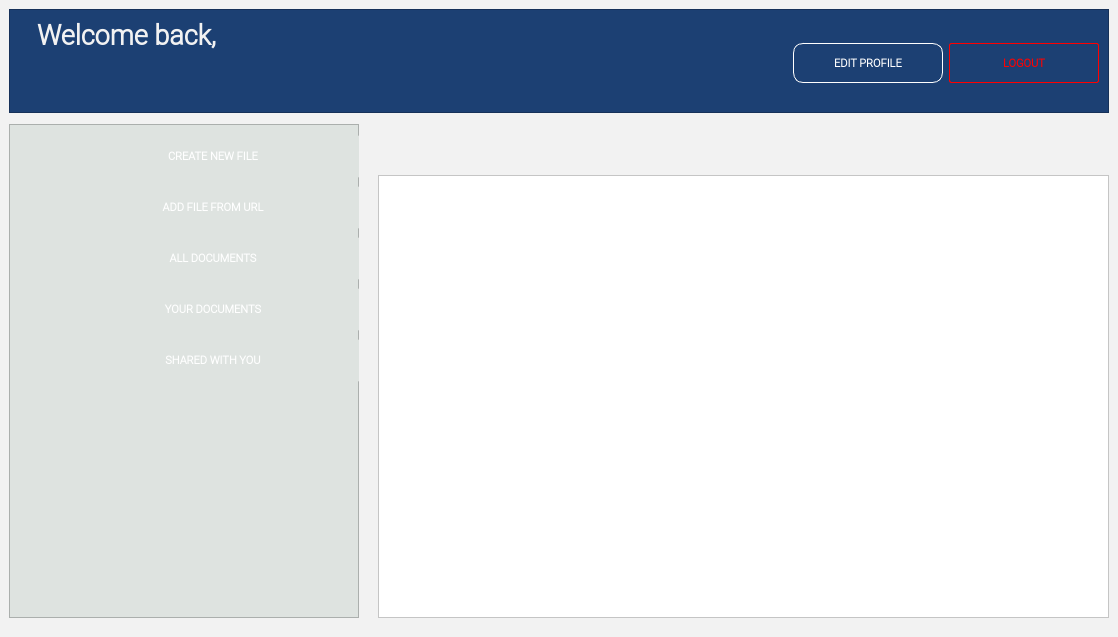
Qt form src/client/loginTextEditor.ui (franco-ruggeri/write-together) before a commit.
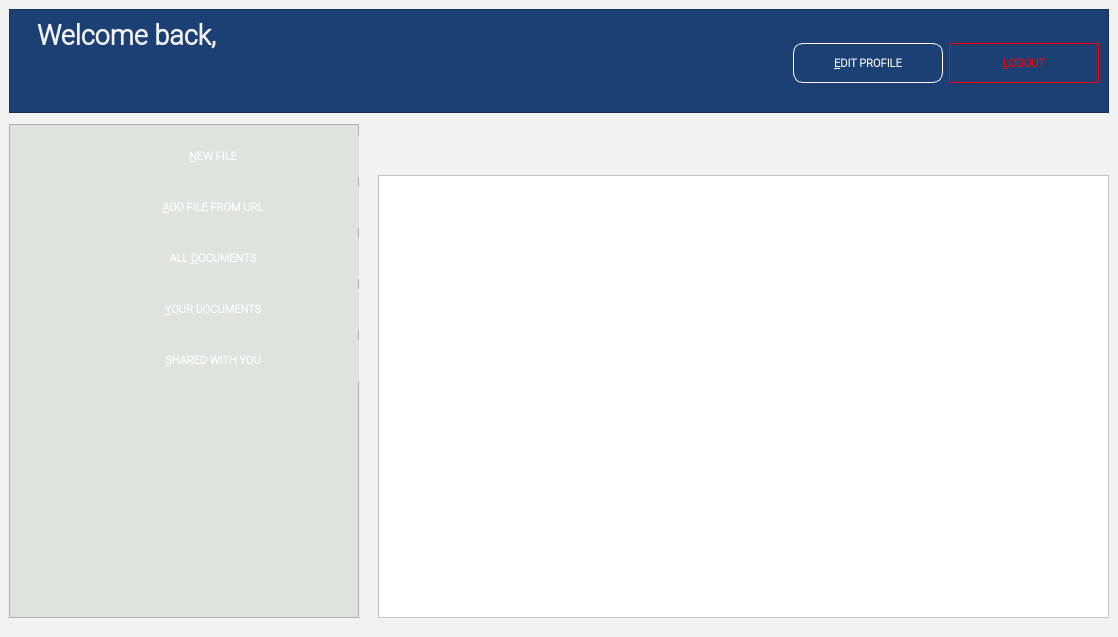
The same form after that commit. The open tabs and pages were chosen to show the change. Icons and pictures are not drawn.

Commit message: update profile while editing and minor changes

What changed in the file:
```diff
--- a/src/client/loginTextEditor.ui
+++ b/src/client/loginTextEditor.ui
@@ -223,7 +223,7 @@
 </string>
              </property>
              <property name="text">
-              <string>EDIT PROFILE</string>
+              <string>&amp;EDIT PROFILE</string>
              </property>
             </widget>
            </item>
@@ -261,7 +261,7 @@
 </string>
              </property>
              <property name="text">
-              <string>LOGOUT</string>
+              <string>&amp;LOGOUT</string>
              </property>
             </widget>
            </item>
@@ -390,7 +390,7 @@
               <string notr="true"/>
              </property>
              <property name="text">
-              <string>CREATE NEW FILE</string>
+              <string>&amp;NEW FILE</string>
              </property>
             </widget>
            </item>
@@ -456,7 +456,7 @@
               <string notr="true"/>
              </property>
              <property name="text">
-              <string>ADD FILE FROM URL</string>
+              <string>&amp;ADD FILE FROM URL</string>
              </property>
             </widget>
            </item>
@@ -522,7 +522,7 @@
               <string notr="true"/>
              </property>
              <property name="text">
-              <string>ALL DOCUMENTS</string>
+              <string>ALL &amp;DOCUMENTS</string>
              </property>
             </widget>
            </item>
@@ -588,7 +588,7 @@
               <string notr="true"/>
              </property>
              <property name="text">
-              <string>YOUR DOCUMENTS</string>
+              <string>&amp;YOUR DOCUMENTS</string>
              </property>
             </widget>
            </item>
@@ -654,7 +654,7 @@
               <string notr="true"/>
              </property>
              <property name="text">
-              <string>SHARED WITH YOU</string>
+              <string>&amp;SHARED WITH YOU</string>
              </property>
             </widget>
            </item>
```
Left out of the diff: 21 changed lines with no effect on the pictures. The commit also changes 11 other files.
